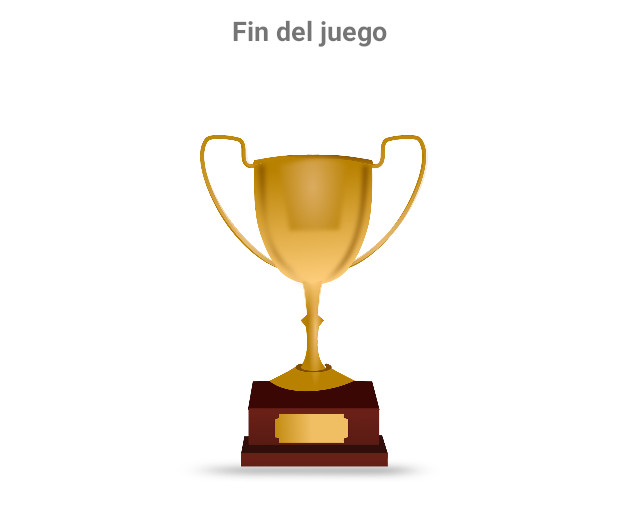
After one commit to AntoniaPuertas/Memoria, an Android app: the layout activity_dialogo.xml on its own in the app's theme, with its tools: preview values and no code run, on a phone screen of 412 x 824 dp. The commit adds this screen. Shown: the top 517 px of the screen. Run offline under Robolectric (Android 15) with nearby library versions, the phone set to English and light mode, and no system bars.

Commit message:
sonidos y dialogoActivity

```diff
--- a/app/src/main/AndroidManifest.xml
+++ b/app/src/main/AndroidManifest.xml
@@ -9,7 +9,11 @@
         android:roundIcon="@mipmap/ic_launcher_round"
         android:supportsRtl="true"
         android:theme="@style/Theme.Memoria">
-        <activity android:name=".JuegoActivity"></activity>
+        <activity
+            android:name=".DialogoActivity"
+            android:theme="@style/Theme.AppCompat.Dialog"
+            />
+        <activity android:name=".JuegoActivity" />
         <activity android:name=".MainActivity">
             <intent-filter>
                 <action android:name="android.intent.action.MAIN" />
--- /dev/null
+++ b/app/src/main/res/layout/activity_dialogo.xml
@@ -0,0 +1,39 @@
+<?xml version="1.0" encoding="utf-8"?>
+<androidx.constraintlayout.widget.ConstraintLayout xmlns:android="http://schemas.android.com/apk/res/android"
+    xmlns:app="http://schemas.android.com/apk/res-auto"
+    xmlns:tools="http://schemas.android.com/tools"
+    android:layout_width="match_parent"
+    android:layout_height="match_parent"
+    tools:context=".DialogoActivity">
+
+    <TextView
+        android:id="@+id/txtFinJuego"
+        android:layout_width="wrap_content"
+        android:layout_height="wrap_content"
+        android:layout_marginStart="8dp"
+        android:layout_marginLeft="8dp"
+        android:layout_marginTop="8dp"
+        android:layout_marginEnd="8dp"
+        android:layout_marginRight="8dp"
+        android:text="@string/fin_juego"
+        android:textSize="18sp"
+        android:textStyle="bold"
+        app:layout_constraintEnd_toEndOf="parent"
+        app:layout_constraintStart_toStartOf="parent"
+        app:layout_constraintTop_toTopOf="parent" />
+
+    <ImageView
+        android:id="@+id/imageView"
+        android:layout_width="184dp"
+        android:layout_height="314dp"
+        android:layout_marginStart="8dp"
+        android:layout_marginLeft="8dp"
+        android:layout_marginTop="16dp"
+        android:layout_marginEnd="8dp"
+        android:layout_marginRight="8dp"
+        app:layout_constraintEnd_toEndOf="parent"
+        app:layout_constraintStart_toStartOf="parent"
+        app:layout_constraintTop_toBottomOf="@+id/txtFinJuego"
+        app:srcCompat="@drawable/trofeo" />
+
+</androidx.constraintlayout.widget.ConstraintLayout>
--- a/app/src/main/res/values/strings.xml
+++ b/app/src/main/res/values/strings.xml
@@ -5,4 +5,6 @@
     <string name="imagen">Imagen</string>
     <string name="reiniciar">Reiniciar</string>
     <string name="puntuacion">Puntuación: </string>
+    <string name="fin_juego">Fin del juego</string>
+
 </resources>
--- a/app/src/main/res/values/themes.xml
+++ b/app/src/main/res/values/themes.xml
@@ -13,4 +13,5 @@
         <item name="android:statusBarColor" tools:targetApi="l">?attr/colorPrimaryVariant</item>
         <!-- Customize your theme here. -->
     </style>
+
 </resources>
```
Also changed, not shown: app/src/main/java/com/toni/memoria/DialogoActivity.java (added, +14 -0 lines), app/src/main/java/com/toni/memoria/JuegoActivity.java (+63 -3 lines), app/src/main/res/drawable-v24/trofeo.png (added), 4 other files.
